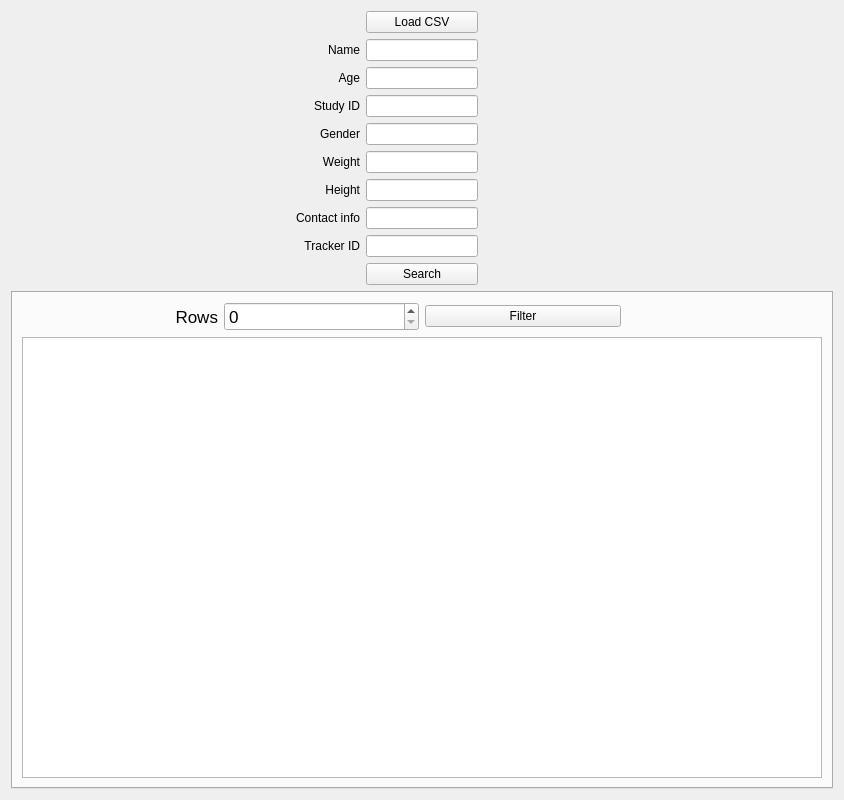
This is PyQT/Scripts/ViewRecord_2.ui in zakerl/Capstone_Project as Qt 5 draws it before an edit. The edited form follows.
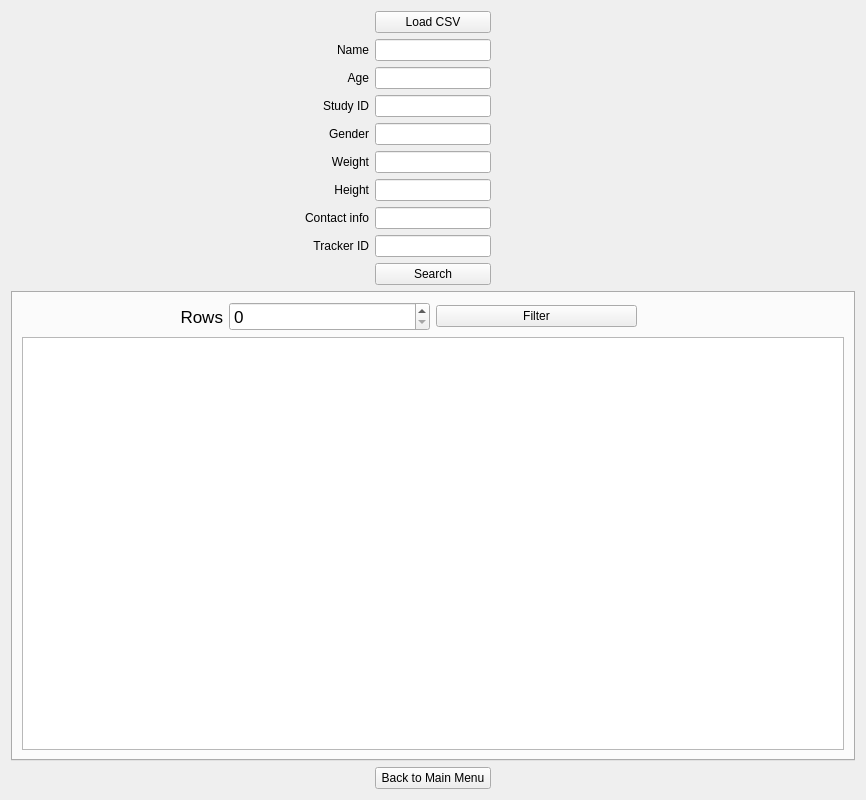
This is the edited form.

Commit message: Added back menu buttons

Patch:
```diff
--- a/PyQT/Scripts/ViewRecord_2.ui
+++ b/PyQT/Scripts/ViewRecord_2.ui
@@ -6,7 +6,7 @@
    <rect>
     <x>0</x>
     <y>0</y>
-    <width>844</width>
+    <width>866</width>
     <height>800</height>
    </rect>
   </property>
@@ -456,6 +456,39 @@
        </widget>
       </widget>
      </item>
+     <item row="11" column="2">
+      <spacer name="horizontalSpacer_23">
+       <property name="orientation">
+        <enum>Qt::Horizontal</enum>
+       </property>
+       <property name="sizeHint" stdset="0">
+        <size>
+         <width>40</width>
+         <height>20</height>
+        </size>
+       </property>
+      </spacer>
+     </item>
+     <item row="11" column="3">
+      <widget class="QPushButton" name="MainMenu">
+       <property name="text">
+        <string>Back to Main Menu</string>
+       </property>
+      </widget>
+     </item>
+     <item row="11" column="5">
+      <spacer name="horizontalSpacer_22">
+       <property name="orientation">
+        <enum>Qt::Horizontal</enum>
+       </property>
+       <property name="sizeHint" stdset="0">
+        <size>
+         <width>40</width>
+         <height>20</height>
+        </size>
+       </property>
+      </spacer>
+     </item>
     </layout>
    </item>
   </layout>
```
Left out of the diff: 438 changed lines with no effect on the pictures. The commit also changes 7 other files.
